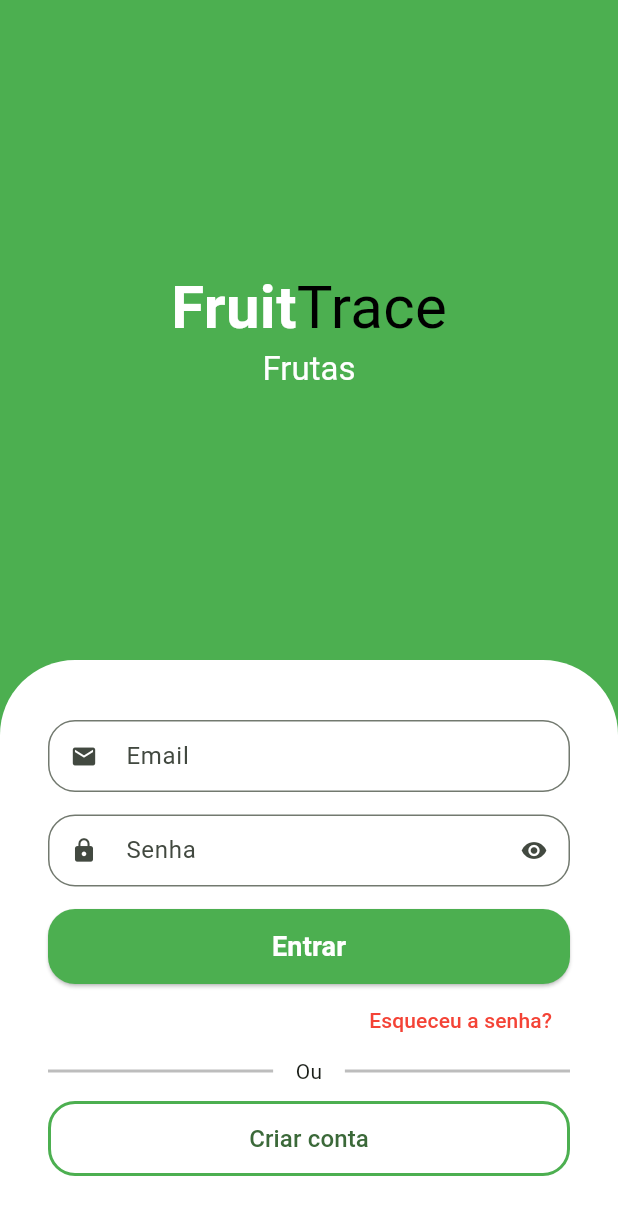
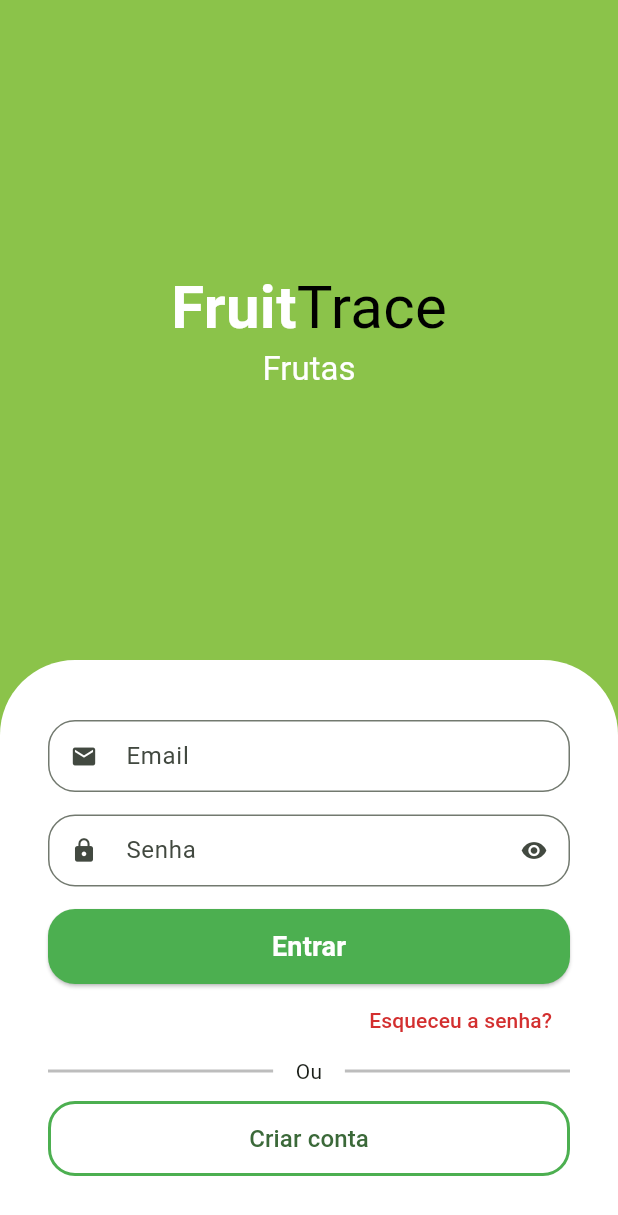
Before and after one commit to Miicchhel/FruitTrace, a Flutter app: the screen it shows after launch, on a phone screen of 412 x 824 dp. Shown: the top 1215 px of the screen. Run offline on Flutter 3.47's test engine with Material 3 defaults, Android fonts, the phone set to English and light mode, and no system bars; drawn by our look-alikes of animated_text_kit.

Commit message:
adicionando cores customizadas

```diff
--- a/lib/src/auth/sign_in_screen.dart
+++ b/lib/src/auth/sign_in_screen.dart
@@ -1,6 +1,7 @@
 import 'package:animated_text_kit/animated_text_kit.dart';
 import 'package:flutter/material.dart';
 import 'package:fruittrace/src/auth/components/custom_text_field.dart';
+import 'package:fruittrace/src/auth/config/custom_colors.dart';
 
 class SignInScreen extends StatefulWidget {
   const SignInScreen({super.key});
@@ -13,7 +14,7 @@ class _SignInScreenState extends State<SignInScreen> {
   @override
   Widget build(BuildContext context) {
     return Scaffold(
-      backgroundColor: Colors.green,
+      backgroundColor: CustomColors.customSwatchColor,
       body: Column(
         children: [
           // parte de cimay
@@ -49,7 +50,7 @@ class _SignInScreenState extends State<SignInScreen> {
                 SizedBox(
                   height: 30.0,
                   child: DefaultTextStyle(
-                    style: const TextStyle( fontSize: 22.0,  color: Color.fromARGB(255, 143, 59, 59)),
+                    style: TextStyle( fontSize: 22.0,  color: CustomColors.customContrastColor),
                     child: AnimatedTextKit(
                       pause: Duration.zero,
                       repeatForever: true,
@@ -139,10 +140,10 @@ class _SignInScreenState extends State<SignInScreen> {
                   alignment: Alignment.centerRight,
                   child: TextButton(
                     onPressed: () {},
-                    child: const Text(
+                    child: Text(
                       'Esqueceu a senha?',
                       style: TextStyle(
-                        color: Colors.red,
+                        color: CustomColors.customContrastColor,
                       ),
                     ),
                   ),
```
